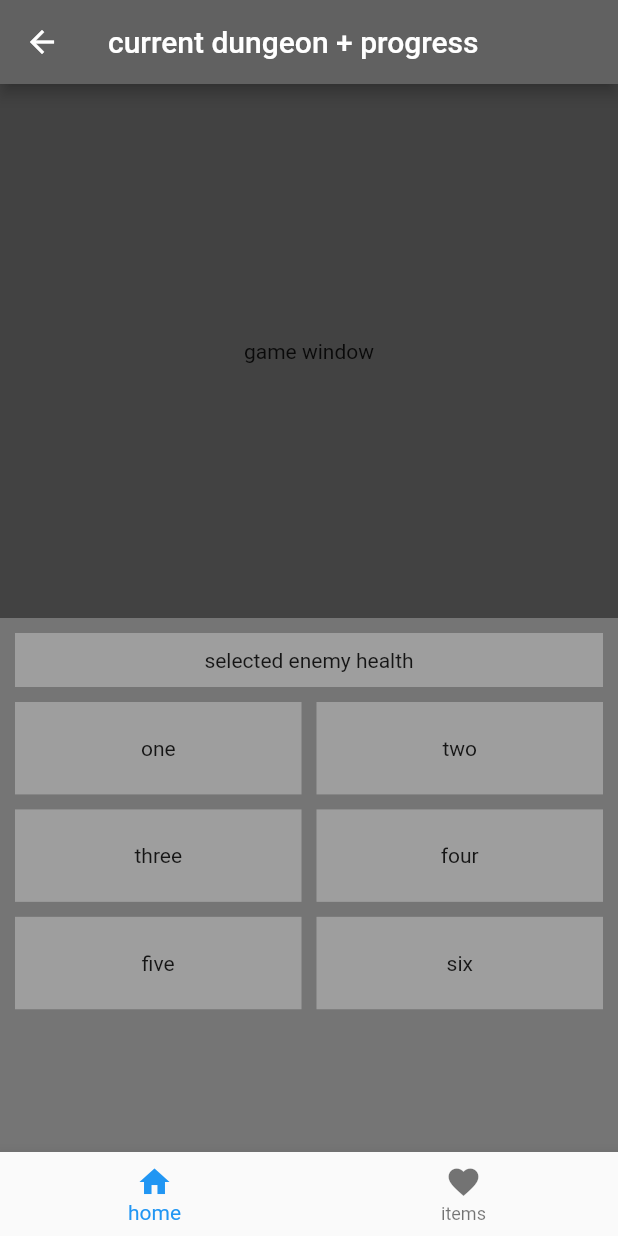
After one commit to aarongiesbrecht/slimes, a Flutter app: the CombatPage screen opened directly, on a phone screen of 412 x 824 dp. The commit adds this screen. Run offline on Flutter 3.47's test engine with Material 2 defaults, Android fonts, the phone set to English and light mode, and no system bars.

Commit message:
basic combat window layout

```diff
--- /dev/null
+++ b/slimes/lib/UI/CombatMenu.dart
@@ -0,0 +1,53 @@
+import 'package:flutter/material.dart';
+
+import './CombatOptionTile.dart';
+
+class CombatMenu extends StatelessWidget {
+
+  //! TODO vars needed
+
+  //const CombatMenu({});
+
+  void onTap() {
+    print('temp call');
+  }
+
+  @override
+  Widget build(BuildContext context) {
+    return new Material(
+      color: Colors.grey[600],
+      child: Column(
+        children: <Widget>[
+          Container(
+            padding: EdgeInsets.all(10),
+            child: Container(
+              color: Colors.grey[500],
+              padding: EdgeInsets.all(10),
+              alignment: Alignment.center,
+              child: Text('selected enemy health'),
+            ),
+          ),
+          Expanded(
+            child: GridView.count(
+              primary: false,
+              padding: const EdgeInsets.fromLTRB(10, 0, 10, 10),
+              crossAxisSpacing: 10,
+              mainAxisSpacing: 10,
+              crossAxisCount: 2,
+              childAspectRatio: 3.1,
+              children: <Widget>[
+                new CombatMenuTile('one', onTap),
+                new CombatMenuTile('two', onTap),
+                new CombatMenuTile('three', onTap),
+                new CombatMenuTile('four', onTap),
+                new CombatMenuTile('five', onTap),
+                new CombatMenuTile('six', onTap),
+              ],
+            ),
+          ),
+        ],
+        mainAxisAlignment: MainAxisAlignment.end
+      ),
+    );
+  }
+}
--- /dev/null
+++ b/slimes/lib/UI/CombatOptionTile.dart
@@ -0,0 +1,25 @@
+import 'package:flutter/material.dart';
+
+class CombatMenuTile extends StatelessWidget {
+
+  final String optionName;
+  final VoidCallback onTap;
+
+  const CombatMenuTile(this.optionName, this.onTap);
+
+  @override
+  Widget build(BuildContext context) {
+    return new Material(
+      color: Colors.grey[500],
+      child: new GestureDetector(
+        onTap: () => onTap(),
+        child:  Container(
+          child: Center(
+            child: Text(optionName),
+            //! TODO: add styling
+          ),
+        ),
+      ),
+    );
+  }
+}
--- a/slimes/lib/pages/CharacterSelectionPage.dart
+++ /dev/null
@@ -1,16 +0,0 @@
-import 'package:flutter/material.dart';
-
-class CharacterSelectionPage extends StatelessWidget {
-  @override
-  Widget build(BuildContext context) {
-    return new Material(
-      child: Scaffold(
-        body: Column(
-          children: <Widget>[
-
-          ],
-        ),
-      ),
-    );
-  }
-}
--- /dev/null
+++ b/slimes/lib/pages/CombatPage.dart
@@ -0,0 +1,50 @@
+import 'package:flutter/material.dart';
+
+import '../UI/CombatMenu.dart';
+
+class CombatPage extends StatefulWidget {
+  @override
+  State createState() => CombatPageState();
+}
+
+List itemBar = <BottomNavigationBarItem>[
+  BottomNavigationBarItem(icon: Icon(Icons.home), title: Text('home')),
+  BottomNavigationBarItem(icon: Icon(Icons.favorite), title: Text('items')),
+
+];
+
+class CombatPageState extends State<CombatPage> {
+  Widget build(BuildContext context) {
+    return new Material(
+      child: Scaffold(
+        backgroundColor: Colors.grey[800],
+        appBar: AppBar(
+          backgroundColor: Colors.grey[700],
+          title: Text('current dungeon + progress'),
+        ),
+        body: Column(
+          children: <Widget>[
+            Expanded(
+              //! TODO this should be a custom game window item
+              child: Center(
+                child: Container(
+                  child: Text('game window'),
+                ),
+              ),
+            ),
+            Expanded(
+              child: Center(
+                child: Container(
+                  child: CombatMenu(),
+                ),
+              ),
+            ),
+          ],
+        ),
+        bottomNavigationBar: BottomNavigationBar(
+          items: itemBar,
+          ),
+      ),
+    );
+  }
+}
--- a/slimes/lib/pages/LandingPage.dart
+++ b/slimes/lib/pages/LandingPage.dart
@@ -1,7 +1,8 @@
 import 'package:flutter/material.dart';
+import 'package:slimes/pages/CombatPage.dart';
 
 //local imports
-import './CharacterSelectionPage.dart';
+import './CombatPage.dart';
 
 class LandingPage extends StatelessWidget {
   @override
@@ -9,7 +10,7 @@ class LandingPage extends StatelessWidget {
     return new Material(
       color: Colors.green[300],
       child: new InkWell(
-        onTap: () => Navigator.of(context).push(new MaterialPageRoute(builder: (BuildContext context) => new CharacterSelectionPage())),
+        onTap: () => Navigator.of(context).push(new MaterialPageRoute(builder: (BuildContext context) => new CombatPage())),
         child: new Column(
           mainAxisAlignment: MainAxisAlignment.center,
           children: <Widget>[
```
Also changed, not shown: slimes/lib/UI/GameView.dart (added).
